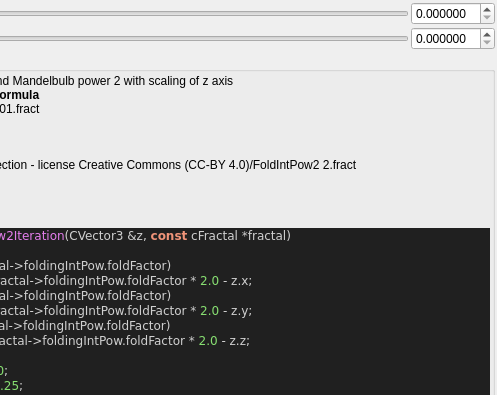
First picture: the form in mandelbulber2/formula/ui/fractal_box_fold_bulb_pow2.ui, repository buddhi1980/mandelbulber2, before the edit; both pictures show x 131 to 628 and y 0 to 395 of the 628 by 1443 pixel window.
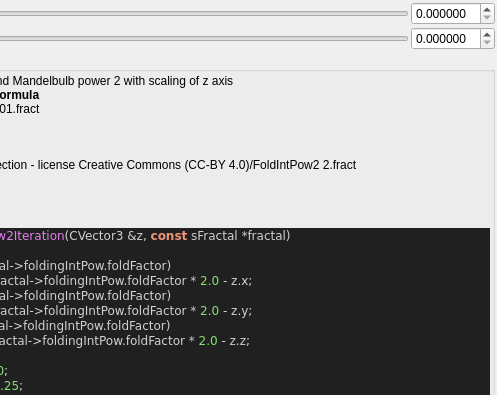
Second picture: the form after the edit. Custom widgets are drawn as their Qt base class.

The edit to the form file:
```diff
--- a/mandelbulber2/formula/ui/fractal_box_fold_bulb_pow2.ui
+++ b/mandelbulber2/formula/ui/fractal_box_fold_bulb_pow2.ui
@@ -184,7 +184,7 @@
 &lt;/table&gt;
 &lt;br&gt;&lt;b&gt;Examples using this formula&lt;/b&gt;&lt;br&gt;box_fold_bulb_pow2_001.fract&lt;br&gt;hybrid005.fract&lt;br&gt;hybrid006.fract&lt;br&gt;stereoscopic 001.fract&lt;br&gt;Krzysztof Marczak collection - license Creative Commons (CC-BY 4.0)/FoldIntPow2 2.fract&lt;br&gt;...&lt;h3&gt;Code&lt;/h3&gt;
 &lt;body style=&quot;background-color:#202020&quot;&gt;
-&lt;pre style=&quot;color:#d0d0d0; background-color:#202020;  font-family:'Courier New',monospace;&quot;&gt;&lt;span style=&quot;color:#f09479; font-weight:bold&quot;&gt;void&lt;/span&gt; &lt;span style=&quot;color:#e47eed&quot;&gt;BoxFoldBulbPow2Iteration&lt;/span&gt;&lt;span style=&quot;color:#d0d0d0&quot;&gt;(&lt;/span&gt;CVector3 &lt;span style=&quot;color:#d0d0d0&quot;&gt;&amp;amp;&lt;/span&gt;z&lt;span style=&quot;color:#d0d0d0&quot;&gt;,&lt;/span&gt; &lt;span style=&quot;color:#f09479; font-weight:bold&quot;&gt;const&lt;/span&gt; cFractal &lt;span style=&quot;color:#d0d0d0&quot;&gt;*&lt;/span&gt;fractal&lt;span style=&quot;color:#d0d0d0&quot;&gt;)&lt;/span&gt;
+&lt;pre style=&quot;color:#d0d0d0; background-color:#202020;  font-family:'Courier New',monospace;&quot;&gt;&lt;span style=&quot;color:#f09479; font-weight:bold&quot;&gt;void&lt;/span&gt; &lt;span style=&quot;color:#e47eed&quot;&gt;BoxFoldBulbPow2Iteration&lt;/span&gt;&lt;span style=&quot;color:#d0d0d0&quot;&gt;(&lt;/span&gt;CVector3 &lt;span style=&quot;color:#d0d0d0&quot;&gt;&amp;amp;&lt;/span&gt;z&lt;span style=&quot;color:#d0d0d0&quot;&gt;,&lt;/span&gt; &lt;span style=&quot;color:#f09479; font-weight:bold&quot;&gt;const&lt;/span&gt; sFractal &lt;span style=&quot;color:#d0d0d0&quot;&gt;*&lt;/span&gt;fractal&lt;span style=&quot;color:#d0d0d0&quot;&gt;)&lt;/span&gt;
 &lt;span style=&quot;color:#d0d0d0&quot;&gt;{&lt;/span&gt;
   &lt;span style=&quot;color:#7ec0ee; font-weight:bold&quot;&gt;if&lt;/span&gt; &lt;span style=&quot;color:#d0d0d0&quot;&gt;(&lt;/span&gt;&lt;span style=&quot;color:#e47eed&quot;&gt;fabs&lt;/span&gt;&lt;span style=&quot;color:#d0d0d0&quot;&gt;(&lt;/span&gt;z&lt;span style=&quot;color:#d0d0d0&quot;&gt;.&lt;/span&gt;x&lt;span style=&quot;color:#d0d0d0&quot;&gt;) &amp;gt;&lt;/span&gt; fractal&lt;span style=&quot;color:#d0d0d0&quot;&gt;-&amp;gt;&lt;/span&gt;foldingIntPow&lt;span style=&quot;color:#d0d0d0&quot;&gt;.&lt;/span&gt;foldFactor&lt;span style=&quot;color:#d0d0d0&quot;&gt;)&lt;/span&gt;
     z&lt;span style=&quot;color:#d0d0d0&quot;&gt;.&lt;/span&gt;x &lt;span style=&quot;color:#d0d0d0&quot;&gt;=&lt;/span&gt; &lt;span style=&quot;color:#e47eed&quot;&gt;sign&lt;/span&gt;&lt;span style=&quot;color:#d0d0d0&quot;&gt;(&lt;/span&gt;z&lt;span style=&quot;color:#d0d0d0&quot;&gt;.&lt;/span&gt;x&lt;span style=&quot;color:#d0d0d0&quot;&gt;) *&lt;/span&gt; fractal&lt;span style=&quot;color:#d0d0d0&quot;&gt;-&amp;gt;&lt;/span&gt;foldingIntPow&lt;span style=&quot;color:#d0d0d0&quot;&gt;.&lt;/span&gt;foldFactor &lt;span style=&quot;color:#d0d0d0&quot;&gt;*&lt;/span&gt; &lt;span style=&quot;color:#87df71&quot;&gt;2.0&lt;/span&gt; &lt;span style=&quot;color:#d0d0d0&quot;&gt;-&lt;/span&gt; z&lt;span style=&quot;color:#d0d0d0&quot;&gt;.&lt;/span&gt;x&lt;span style=&quot;color:#d0d0d0&quot;&gt;;&lt;/span&gt;
```
